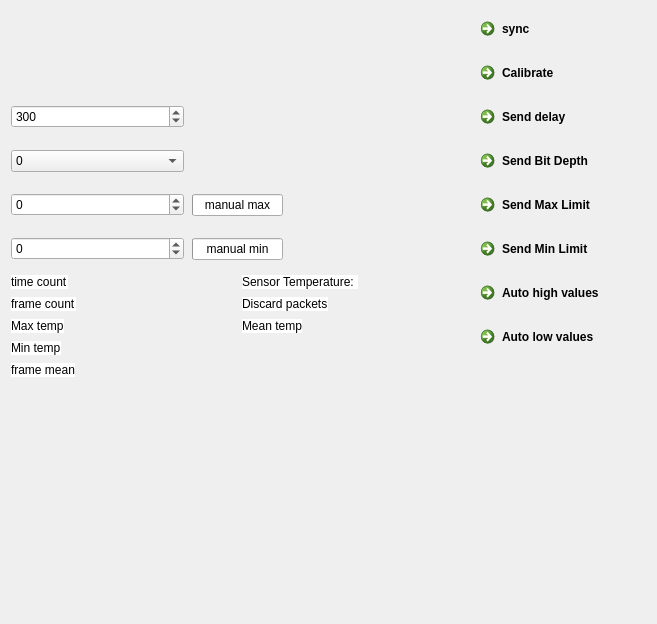
Qt form ui/Ui_HiControlWidget.ui (alvaro893/sensor-reader) before a commit.
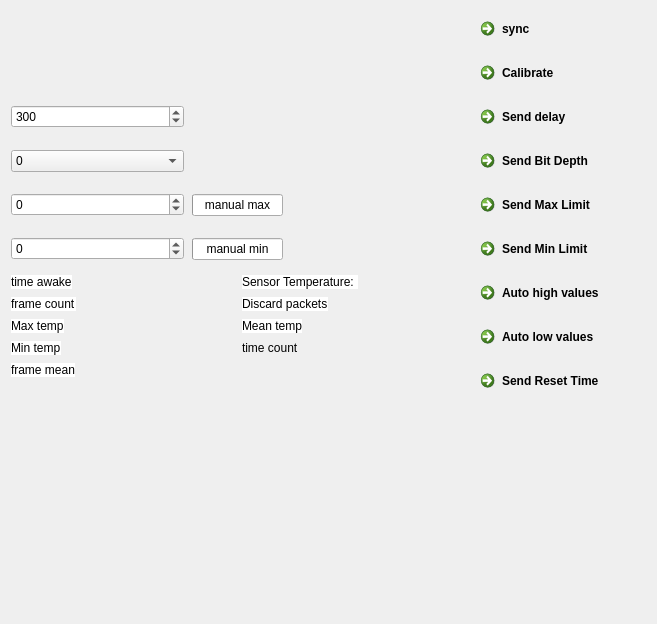
The same form after that commit.

Commit message: add reset timer

Diff of the .ui file:
```diff
--- a/ui/Ui_HiControlWidget.ui
+++ b/ui/Ui_HiControlWidget.ui
@@ -151,7 +151,20 @@
        </property>
       </widget>
      </item>
-     <item row="8" column="0" rowspan="3" colspan="3">
+     <item row="11" column="3">
+      <spacer name="verticalSpacer">
+       <property name="orientation">
+        <enum>Qt::Vertical</enum>
+       </property>
+       <property name="sizeHint" stdset="0">
+        <size>
+         <width>20</width>
+         <height>40</height>
+        </size>
+       </property>
+      </spacer>
+     </item>
+     <item row="8" column="0" rowspan="4" colspan="3">
       <layout class="QHBoxLayout" name="horizontalLayout">
        <item>
         <layout class="QFormLayout" name="formLayout">
@@ -167,7 +180,7 @@
             <string notr="true">background-color: rgb(255, 255, 255);</string>
            </property>
            <property name="text">
-            <string>time count</string>
+            <string>time awake</string>
            </property>
           </widget>
          </item>
@@ -311,23 +324,24 @@
            </property>
           </widget>
          </item>
+         <item row="3" column="0">
+          <widget class="QLabel" name="label_6">
+           <property name="text">
+            <string>time count</string>
+           </property>
+          </widget>
+         </item>
+         <item row="3" column="1">
+          <widget class="QLabel" name="timeCounterLabel2">
+           <property name="text">
+            <string/>
+           </property>
+          </widget>
+         </item>
         </layout>
        </item>
       </layout>
      </item>
-     <item row="10" column="3">
-      <spacer name="verticalSpacer">
-       <property name="orientation">
-        <enum>Qt::Vertical</enum>
-       </property>
-       <property name="sizeHint" stdset="0">
-        <size>
-         <width>20</width>
-         <height>40</height>
-        </size>
-       </property>
-      </spacer>
-     </item>
      <item row="7" column="2">
       <widget class="QLabel" name="minRawLabel">
        <property name="text">
@@ -391,6 +405,13 @@
        </property>
       </widget>
      </item>
+     <item row="10" column="3">
+      <widget class="QCommandLinkButton" name="resetTimeButton">
+       <property name="text">
+        <string>Send Reset Time</string>
+       </property>
+      </widget>
+     </item>
     </layout>
    </item>
   </layout>
```
The commit also changes 3 other files.
